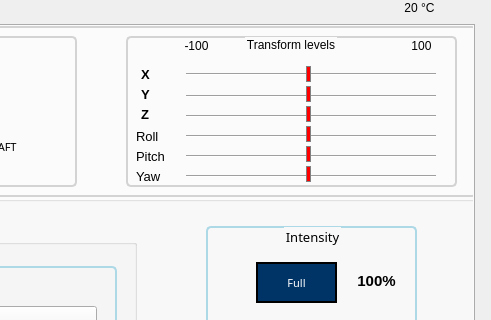
Qt form SimInterface_1280.ui (michaelmargolis/SimOpConsole) before a commit; both pictures show x 766 to 1257 and y 0 to 320 of the 1257 by 744 pixel window.
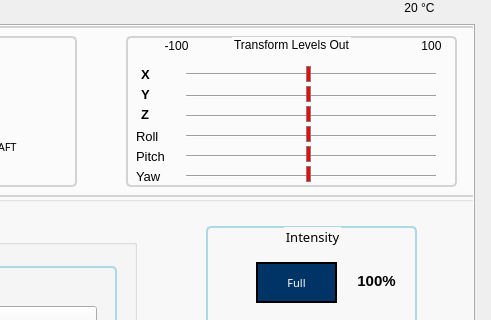
The same form after that commit. Icons and pictures are not drawn.

Commit message: added user interface showing telemetry values, connected controllers and frame jitter

Diff of the .ui file:
```diff
--- a/SimInterface_1280.ui
+++ b/SimInterface_1280.ui
@@ -1146,7 +1146,7 @@
 </string>
        </property>
        <property name="title">
-        <string>Transform levels</string>
+        <string>Transform Levels Out</string>
        </property>
        <property name="alignment">
         <set>Qt::AlignCenter</set>
@@ -1154,7 +1154,7 @@
        <widget class="QLabel" name="label_18">
         <property name="geometry">
          <rect>
-          <x>280</x>
+          <x>290</x>
           <y>0</y>
           <width>31</width>
           <height>20</height>
@@ -1170,7 +1170,7 @@
        <widget class="QLabel" name="label_19">
         <property name="geometry">
          <rect>
-          <x>50</x>
+          <x>30</x>
           <y>0</y>
           <width>41</width>
           <height>20</height>
```
Left out of the diff: 4 changed lines with no effect on the pictures. The commit also changes 14 other files.
